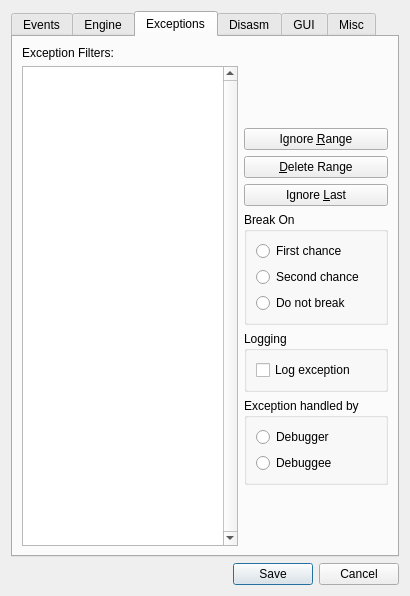
Old version of the form src/gui/Src/Gui/SettingsDialog.ui in the repository x64dbg/x64dbg.
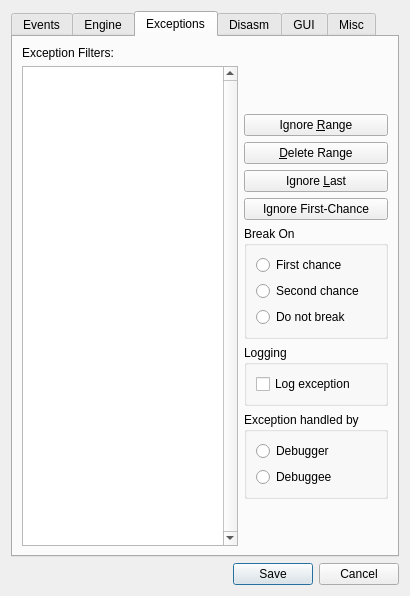
New version of the form. The open tabs and pages were chosen to show the change. Icons and pictures are not drawn.

Commit message: Add "Ignore First-Chance" button to ignore all exceptions

Patch:
```diff
--- a/src/gui/Src/Gui/SettingsDialog.ui
+++ b/src/gui/Src/Gui/SettingsDialog.ui
@@ -523,6 +523,16 @@
              </property>
             </widget>
            </item>
+           <item>
+            <widget class="QPushButton" name="btnIgnoreFirst">
+             <property name="toolTip">
+              <string>Ignore all first-chance exceptions, don't print log, pass them to the debuggee and only break on second-chance exceptions.</string>
+             </property>
+             <property name="text">
+              <string>Ignore First-Chance</string>
+             </property>
+            </widget>
+           </item>
            <item>
             <widget class="QGroupBox" name="groupBoBreakOn">
              <property name="sizePolicy">
```
The commit also changes 2 other files.
